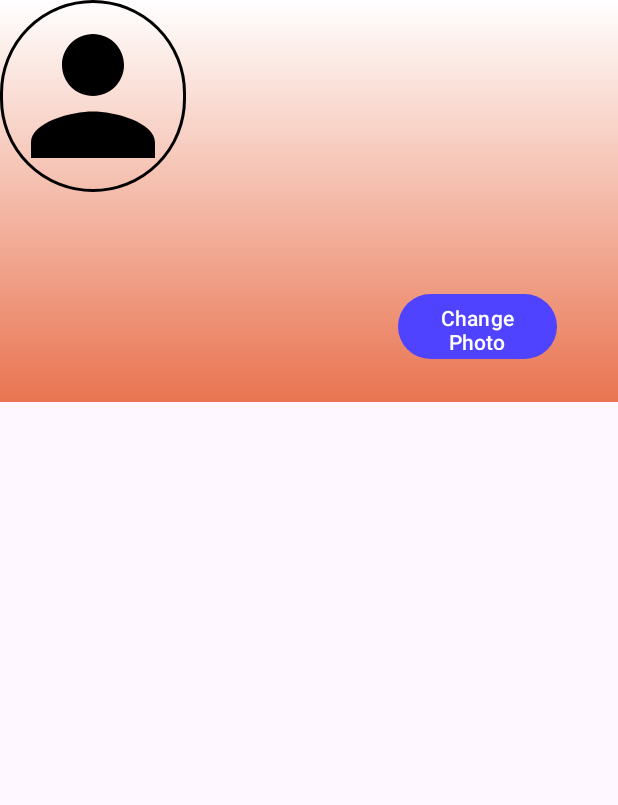
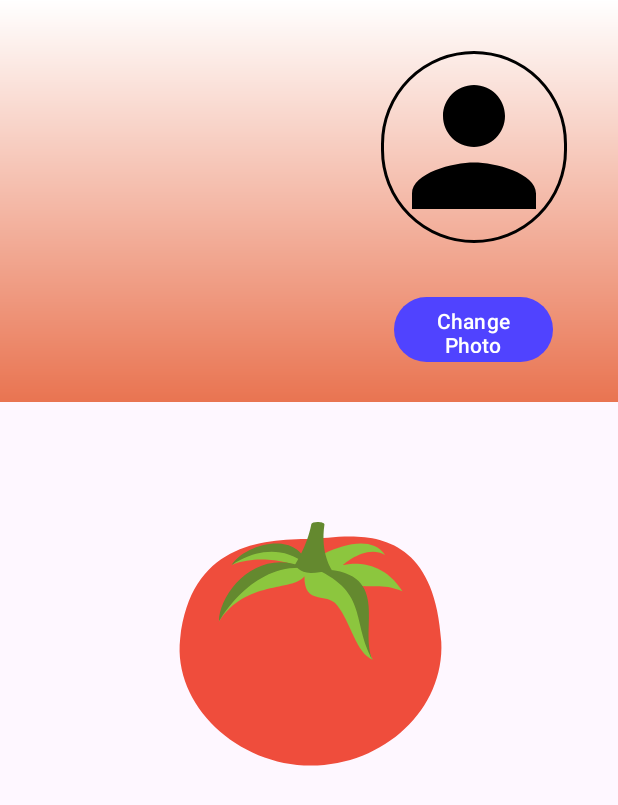
Before and after one commit to VoxanyNet/BestRecipeApp, an Android app: the layout activity_profile.xml on its own in the app's theme, with its tools: preview values and no code run, on a phone screen of 412 x 824 dp. Shown: the top 805 px of the screen. Run offline under Robolectric (Android 15) with nearby library versions, the phone set to English and light mode, and no system bars; Roboto replaces fonts that are not available here.

Commit message:
final updates before adding different personal view and editing functionality

```diff
--- a/app/src/main/java/bestteam/bestrecipeapp/Profile.java
+++ b/app/src/main/java/bestteam/bestrecipeapp/Profile.java
@@ -41,7 +41,7 @@ public class Profile extends AppCompatActivity {
     private ImageView profileImage;
     private Button uploadButton;
     private Uri imageUri;
-    //private TextView profileName;
+    private TextView profileName;
     private TextView profileEmail;
 
     @Override
@@ -54,9 +54,15 @@ public class Profile extends AppCompatActivity {
         storage = FirebaseStorage.getInstance();
 
         profileImage = findViewById(R.id.profileImage);
-        //profileName = findViewById(R.id.profileName);
-        profileEmail = findViewById(R.id.profileEmail);
         uploadButton = findViewById(R.id.uploadButton);
+
+
+        // I am starting the edit profile button functionality here I will finish it soon
+
+        editProfileButton.setOnClickListener(new View.OnClickListener() {
+
+            public void onClick(View v) {}
+        })
 
         uploadButton.setOnClickListener(new View.OnClickListener() {
             @Override
@@ -84,8 +90,6 @@ public class Profile extends AppCompatActivity {
          // any and all other information that the user can personally change will have to go here
 
 
-            // this here listens for when it gets actually saved
-            // we can change to Toasts here to say whatever we want them to after saving personal changes
             db.collection("users").document(user.getUid())
                     .set(userData).addOnSuccessListener(new OnSuccessListener<Void>() {
                         @Override
@@ -101,9 +105,6 @@ public class Profile extends AppCompatActivity {
                     });
         }
     }
-
-    // this super confusing function is to bring up the saved user profile information from firebase
-    // this is unfinished I have to find a way to add Name, Email, and photo and etc but it is very very confusing sorry
 
     private void loadUserProfile() {
         FirebaseUser user = mAuth.getCurrentUser();
@@ -123,7 +124,7 @@ public class Profile extends AppCompatActivity {
                                 if (document.exists()) {
                                     Map<String, Object> userData = document.getData();
                                     if (userData != null) {
-                                        //profileName.setText(userData.get("name").toString());
+                                        profileName.setText(userData.get("name").toString());
                                         String profileImageUrl = (String) userData.get("profileImageUrl");
                                         if (profileImageUrl != null) {
                                             Glide.with(Profile.this).load(profileImageUrl).into(profileImage);
@@ -147,15 +148,12 @@ public class Profile extends AppCompatActivity {
 
 
 
-    // function that takes the actual
+    // function that tries and takes the actual jpg image from the user
 
     private void updateProfileImage(String url) {
         FirebaseUser user = mAuth.getCurrentUser();
         if (user != null) {
-            // this here gains the access to the firebase through db.collection('users')--
             DocumentReference userRef = db.collection("users").document(user.getUid());
-            // this updates the profileImage section of the userRef and attaches a listener
-            // we can make whatever we want to happen after pressing
             userRef.update("profileImageUrl", url).addOnCompleteListener(new OnCompleteListener<Void>() {
                 @Override
                 public void onComplete(@NonNull Task<Void> task) {
@@ -194,8 +192,8 @@ public class Profile extends AppCompatActivity {
     }
 
 
-    // this here takes the image request that was sent, uses imageUri
-    // does uploadImageToFirebase
+    //uploads image to firebase
+
     @Override
     protected void onActivityResult(int requestCode, int resultCode, @Nullable Intent data) {
         super.onActivityResult(requestCode, resultCode, data);
--- /dev/null
+++ b/app/src/main/res/drawable/default_no_posts.xml
@@ -0,0 +1,37 @@
+<vector xmlns:android="http://schemas.android.com/apk/res/android"
+        android:width="800dp"
+        android:height="800dp"
+        android:viewportWidth="64"
+        android:viewportHeight="64">
+
+    <path
+            android:fillColor="#ef4d3c"
+            android:pathData="M62,31.6C62.8,47,48.9,60,32.1,60S.4,46.2,2.1,30.9C4.5,9.4,20.4,8,32.1,8C39.2,8,60.2,1.8,62,31.6z"/>
+
+    <path
+            android:fillColor="#8cc63e"
+            android:pathData="M11,27c6.2-9.6,16.8-6.8,19.6-10.4c0,6.9,5,3.5,7.5,6.6c3.2,4,4.4,11.1,8.2,12.5c-3.7-7.9,2.3-7.6-6.1-18.2c4.5,2.8,6.8,0,12.9,2.5c-5.3-8.4-13.6-6-13.6-6s5.2-4.8,9.6-2.3c-4.6-6.8-17.9,1.8-17.9,1.8s-5.5-9.4-17.3,0.5c6.9-2.8,14.5,0,14.5,0S15.9,10.9,11,27"/>
+
+    <path
+            android:fillColor="#64892f"
+            android:pathData="M11,27s7.3-13.5,19.9-12.3C19.8,9.6,11,20.4,11,27z"/>
+
+    <path
+            android:fillColor="#64892f"
+            android:pathData="M13.9,14s9.2-6.9,17.3,0c-2.4-8.4-14.7-4.5-17.3,0"/>
+
+    <path
+            android:fillColor="#64892f"
+            android:pathData="M33.2,14.9c12.2,5.6,8.1,12,13.1,21c-3.4-7.5,5-21-13.1-21"/>
+
+    <path
+            android:fillColor="#64892f"
+            android:pathData="M28.4,14s2.8-4.2,3.8-9.4c0.1-0.7,3.1-0.6,3,0.1c-1,6.7,1.7,10.4,1.7,10.4s-2.1,0.7-4.7,0.7c-2.6,0.1-3.8-1.8-3.8-1.8"/>
+
+    <ellipse
+            android:fillColor="#8cc63e"
+            android:cx="33.7"
+            android:cy="4.6"
+            android:rx="1.5"
+            android:ry="0.6"/>
+</vector>
--- a/app/src/main/res/layout/activity_profile.xml
+++ b/app/src/main/res/layout/activity_profile.xml
@@ -26,20 +26,28 @@
                     android:layout_height="128dp"
                     android:background="@drawable/circular_border"
                     android:src="@drawable/default_profile_image"
-                    tools:layout_editor_absoluteY="42dp" tools:layout_editor_absoluteX="256dp"/>
+                    app:layout_constraintTop_toTopOf="parent"
+                    android:layout_marginTop="34dp" android:layout_marginEnd="34dp"
+                    app:layout_constraintEnd_toEndOf="parent"/>
             <Button
                     android:id="@+id/uploadButton"
                     android:layout_width="106dp"
                     android:layout_height="51dp"
                     android:text="Change Photo"
-                    app:layout_constraintTop_toTopOf="parent"
                     app:layout_constraintLeft_toLeftOf="parent"
                     app:layout_constraintRight_toRightOf="parent"
-                    app:layout_constraintHorizontal_bias="0.868"
-                    android:layout_marginTop="192dp"/>
+                    app:layout_constraintHorizontal_bias="0.859"
+                    android:layout_marginTop="32dp" app:layout_constraintTop_toBottomOf="@+id/profileImage"/>
         </androidx.constraintlayout.widget.ConstraintLayout>
 
     </LinearLayout>
+    <ImageView
+            android:layout_width="186dp"
+            android:layout_height="226dp"
+            android:src="@drawable/default_no_posts"
+            app:layout_constraintTop_toTopOf="parent"
+            android:layout_marginTop="316dp" android:layout_marginEnd="112dp"
+            app:layout_constraintEnd_toEndOf="parent"/>
 
 
 </androidx.constraintlayout.widget.ConstraintLayout>
```
